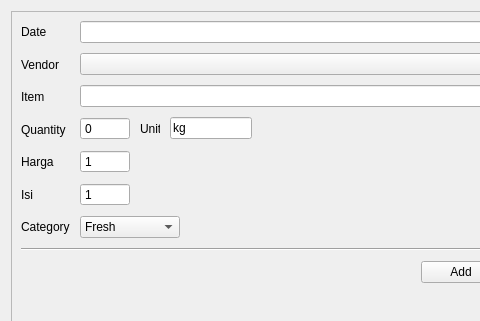
Qt form ui/Poe_Excel_automator.ui (Setyadjih/MissPoeAccounting) before a commit; both pictures show x 0 to 480 and y 0 to 321 of the 1236 by 421 pixel window.
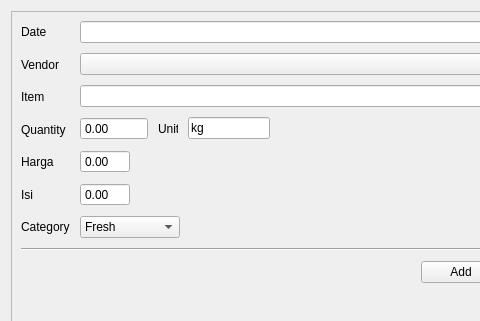
The same form after that commit.

Commit message: feat: add formatting to isi for thousand comma

```diff
--- a/ui/Poe_Excel_automator.ui
+++ b/ui/Poe_Excel_automator.ui
@@ -133,7 +133,7 @@
                 <item>
                  <layout class="QHBoxLayout" name="horizontalLayout_7">
                   <item>
-                   <widget class="QSpinBox" name="qty_spin">
+                   <widget class="QDoubleSpinBox" name="qty_spin">
                     <property name="minimumSize">
                      <size>
                       <width>50</width>
@@ -149,8 +149,8 @@
                     <property name="buttonSymbols">
                      <enum>QAbstractSpinBox::NoButtons</enum>
                     </property>
-                    <property name="minimum">
-                     <number>0</number>
+                    <property name="maximum">
+                     <double>9999999.000000000000000</double>
                     </property>
                    </widget>
                   </item>
@@ -202,7 +202,7 @@
                  </layout>
                 </item>
                 <item>
-                 <widget class="QSpinBox" name="harga_spin">
+                 <widget class="QDoubleSpinBox" name="harga_spin">
                   <property name="maximumSize">
                    <size>
                     <width>50</width>
@@ -212,19 +212,13 @@
                   <property name="buttonSymbols">
                    <enum>QAbstractSpinBox::NoButtons</enum>
                   </property>
-                  <property name="minimum">
-                   <number>0</number>
-                  </property>
                   <property name="maximum">
-                   <number>999999999</number>
-                  </property>
-                  <property name="value">
-                   <number>1</number>
+                   <double>999999999999.000000000000000</double>
                   </property>
                  </widget>
                 </item>
                 <item>
-                 <widget class="QSpinBox" name="isi_spin">
+                 <widget class="QDoubleSpinBox" name="isi_spin">
                   <property name="maximumSize">
                    <size>
                     <width>50</width>
@@ -234,11 +228,8 @@
                   <property name="buttonSymbols">
                    <enum>QAbstractSpinBox::NoButtons</enum>
                   </property>
-                  <property name="minimum">
-                   <number>1</number>
-                  </property>
                   <property name="maximum">
-                   <number>999999999</number>
+                   <double>9999999999999.000000000000000</double>
                   </property>
                  </widget>
                 </item>
```
The commit also changes 2 other files.
